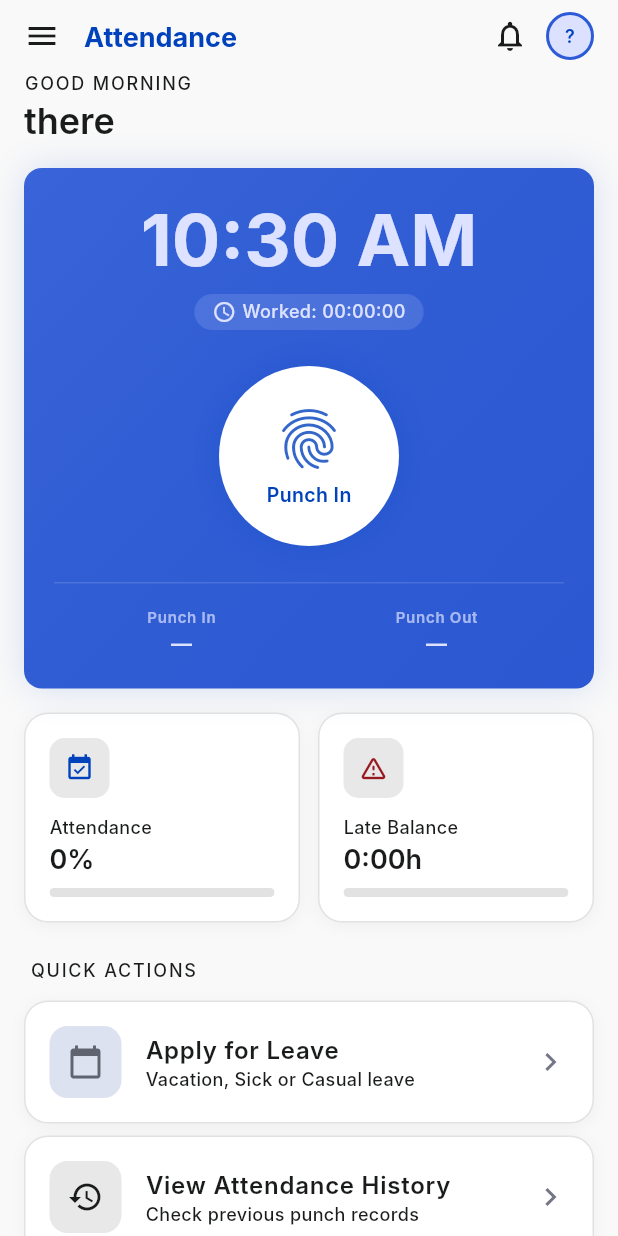
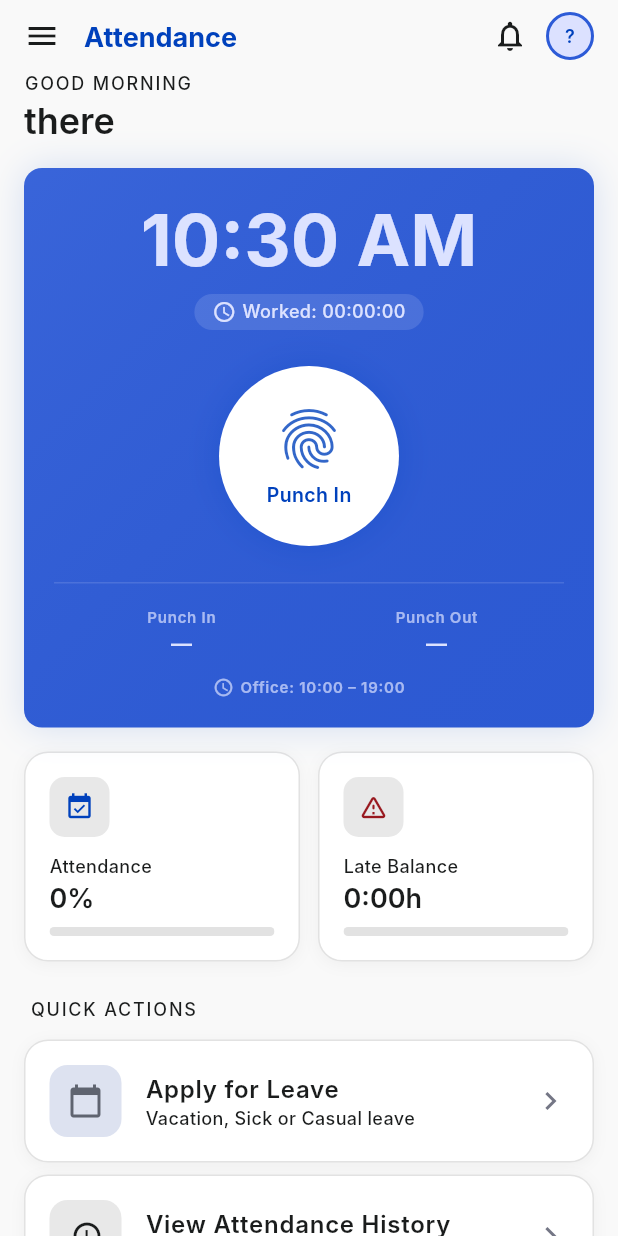
Before and after one commit to Shonferns004/attendance, a Flutter app: the HomePage screen opened directly with empty values, on a phone screen of 412 x 824 dp. Run offline on Flutter 3.47's test engine with Material 3 defaults, Android fonts, the phone set to English and light mode, and no system bars; our stand-ins replace geolocator, shared_preferences; missing offline and left inert: mobile_scanner; accounts and stored records are empty; network calls fail; Roboto replaces fonts that are missing (Inter).

Commit message:
Add office start/end time to home page clock card (from todayStatus API)

```diff
--- a/client/lib/pages/home_page.dart
+++ b/client/lib/pages/home_page.dart
@@ -28,6 +28,8 @@ class _HomePageState extends State<HomePage> {
   int _lateUsed = 0;
   int _present = 0, _absent = 0, _late = 0, _leave = 0;
   String _workerName = '';
+  String _officeStartTime = '10:00';
+  String _officeEndTime = '19:00';
 
   @override
   void initState() {
@@ -80,6 +82,9 @@ class _HomePageState extends State<HomePage> {
       ]);
       final today = res[0] as Map<String, dynamic>;
       final history = res[1] as List<dynamic>;
+
+      _officeStartTime = (today['officeStartTime'] ?? '10:00') as String;
+      _officeEndTime = (today['officeEndTime'] ?? '19:00') as String;
 
       final att = today['attendance'];
       setState(() {
@@ -428,6 +433,16 @@ class _HomePageState extends State<HomePage> {
                                   ],
                                 ),
                             ),
+                            const SizedBox(height: 12),
+                            Row(
+                              mainAxisAlignment: MainAxisAlignment.center,
+                              children: [
+                                Icon(Icons.access_time, size: 14, color: scheme.onPrimaryContainer.withValues(alpha: 0.7)),
+                                const SizedBox(width: 4),
+                                Text('Office: $_officeStartTime – $_officeEndTime',
+                                  style: textTheme.labelSmall?.copyWith(color: scheme.onPrimaryContainer.withValues(alpha: 0.7))),
+                              ],
+                            ),
                           ],
                         ),
                       ),
```
Also changed, not shown: 1 other file.
